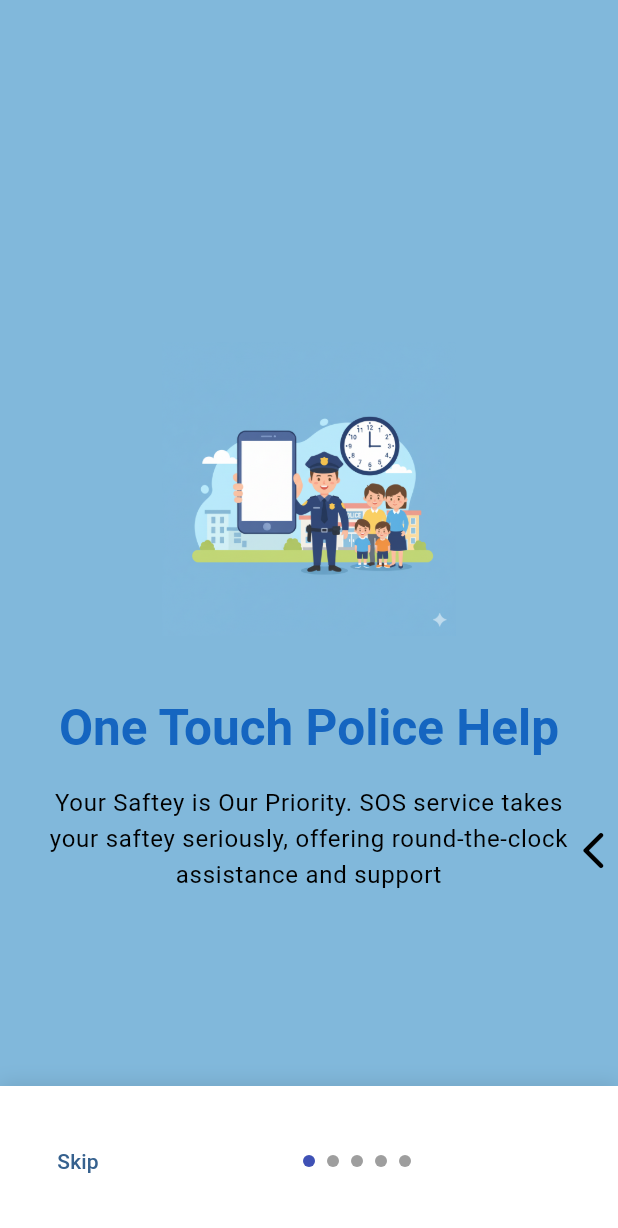
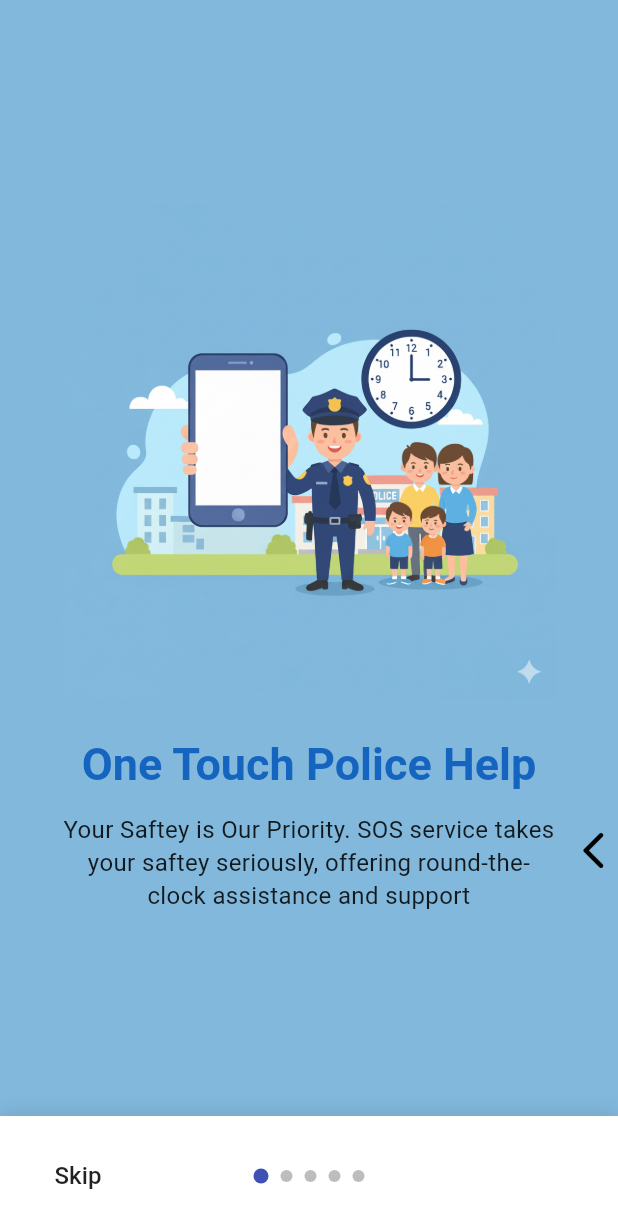
Before and after one commit to akhileshms120/pollapp, a Flutter app: the OnboardingView screen opened directly, on a phone screen of 412 x 824 dp. Shown: the top 1228 px of the screen. Run offline on Flutter 3.47's test engine with Material 3 defaults, Android fonts, the phone set to English and light mode, and no system bars; drawn by our look-alikes of liquid_swipe; our stand-ins replace equatable, flutter_bloc, flutter_screenutil, get, google_fonts, logger and 1 more.

Commit message:
responsoive onbaordscreen

```diff
--- a/lib/Presentation/Widgets/custom_onBoarding.dart
+++ b/lib/Presentation/Widgets/custom_onBoarding.dart
@@ -1,197 +1,107 @@
-
 import 'package:flutter/material.dart';
 import 'package:flutter_bloc/flutter_bloc.dart';
-import 'package:get/get_core/src/get_main.dart';
-import 'package:get/get_navigation/get_navigation.dart';
+import 'package:get/get.dart';
 import 'package:liquid_swipe/liquid_swipe.dart';
 import 'package:pollapp/Core/app_constants/app_constants.dart';
 import 'package:pollapp/Core/app_constants/image_constant.dart';
 import 'package:pollapp/Core/app_constants/routes_constant.dart';
 import 'package:pollapp/Presentation/Cubit/State/onboardinScreen_state.dart';
-import 'package:pollapp/Presentation/Views/home_screen.dart';
 
-class OnboardingView extends StatelessWidget {
+import 'package:pollapp/Presentation/Widgets/onBoarding_bottomsheet.dart';
+import 'package:pollapp/Presentation/Widgets/onBoarding_page.dart';
+
+
+class OnboardingView extends StatefulWidget {
   const OnboardingView({Key? key}) : super(key: key);
 
-Widget _buildPage(BuildContext context, {
-  required String title,
-  required String description,
-  required String image,
-  required int bgColor,
-}) {
-  final isLandscape = MediaQuery.of(context).orientation == Orientation.landscape;
+  @override
+  State<OnboardingView> createState() => _OnboardingViewState();
+}
 
-  return Container(
-    color: Color(bgColor),
-    child: Column(
-      mainAxisAlignment: MainAxisAlignment.center,
-      children: [
-        Padding(
-          padding: const EdgeInsets.symmetric(horizontal: 32),
-          child: AspectRatio(
-            aspectRatio: 16 / 9,
-            child: FittedBox(
-              fit: BoxFit.contain,
-              child: Image.asset(image),
-            ),
-          ),
-        ),
-        SizedBox(height: isLandscape ? 20 : 40),
-        Text(
-          title,
-          style: Theme.of(context).textTheme.headlineSmall?.copyWith(
-            fontWeight: FontWeight.bold,
-            color: Colors.blue.shade800,
-            fontSize: isLandscape ? 28 : 33,
-          ),
-        ),
-        SizedBox(height: isLandscape ? 8 : 16),
-        Padding(
-          padding: const EdgeInsets.symmetric(horizontal: 32),
-          child: Text(
-            description,
-            textAlign: TextAlign.center,
-            style: Theme.of(context).textTheme.bodyLarge?.copyWith(
-              color: Colors.black,
-              fontSize: isLandscape ? 14 : 16,
-            ),
-          ),
-        ),
-      ],
-    ),
-  );
-}
+class _OnboardingViewState extends State<OnboardingView> {
+  late final List<Widget> _pages;
+
   @override
-  Widget build(BuildContext context) {
-    final List<Widget> pages = [
-      _buildPage(context,
+  void initState() {
+    super.initState();
+    _pages = [
+      OnboardingPage(
         title: AppConstants.screen1MainTitle,
         description: AppConstants.screen1SubTitle,
         image: onBoardingImage1,
-        bgColor: 0xFF81B8DB// ligt blue color
+        bgColor: const Color(0xFF81B8DB),
       ),
-      _buildPage(context,
+      OnboardingPage(
         title: AppConstants.screen2MainTitle,
         description: AppConstants.screen2SubTitle,
         image: onBoardingImage2,
-        bgColor: 0xFFf7c25e
+        bgColor: const Color(0xFFF7C25E),
       ),
-      _buildPage(context,
+      OnboardingPage(
         title: AppConstants.screen3MainTitle,
         description: AppConstants.screen3SubTitle,
         image: onBoardingImage3,
-        bgColor: 0xFFb8eb9e,
+        bgColor: const Color(0xFFB8EB9E),
       ),
-      _buildPage(context,
+      OnboardingPage(
         title: AppConstants.screen4MainTitle,
         description: AppConstants.screen4SubTitle,
         image: onBoardingImage4,
-        bgColor: 0xFF47c3be
-      ),  _buildPage(context,
+        bgColor: const Color(0xFF47C3BE),
+      ),
+      OnboardingPage(
         title: AppConstants.screen3MainTitle,
         description: AppConstants.screen3SubTitle,
         image: onBoardingImage5,
-        bgColor: 0xFFec6d4b,
+        bgColor: const Color(0xFFEC6D4B),
       ),
-
     ];
 
+    // Initialize cubit after first frame
+    WidgetsBinding.instance.addPostFrameCallback((_) {
+      context.read<OnboardingCubit>().initialize(_pages.length);
+    });
+  }
+
+  @override
+  Widget build(BuildContext context) {
     return Scaffold(
-      body: BlocListener<OnboardingCubit, OnboardingState>(
-        listener: (context, state) {
-          if (state is OnboardingPageChanged &&
-              state.currentPageIndex == state.totalPages - 1) {
-          }
-        },
-        child: BlocBuilder<OnboardingCubit, OnboardingState>(
+      body: BlocBuilder<OnboardingCubit, OnboardingState>(
         builder: (context, state) {
-            final cubit = context.read<OnboardingCubit>();
           if (state is! OnboardingPageChanged) {
-              WidgetsBinding.instance.addPostFrameCallback((_) {
-                cubit.initialize(pages.length);
-              });
-              return Center(child: CircularProgressIndicator());
+            return const Center(child: CircularProgressIndicator());
           }
 
           return LiquidSwipe(
-              pages: pages,
-              fullTransitionValue: 180,
-              onPageChangeCallback: (index) {
-                cubit.updatePage(index, pages.length);
-              },
+            pages: _pages,
+            fullTransitionValue: 400,
+            enableLoop: false,
+            waveType: WaveType.liquidReveal,
             positionSlideIcon: 0.7,
             slideIconWidget: const Icon(
               Icons.arrow_back_ios_rounded,
               color: Colors.black,
               size: 30,
             ),
-              waveType: WaveType.liquidReveal,
-              enableLoop: false,
+            onPageChangeCallback: (index) {
+              context.read<OnboardingCubit>().updatePage(index, _pages.length);
+            },
           );
         },
-        ),
       ),
       bottomSheet: BlocBuilder<OnboardingCubit, OnboardingState>(
         builder: (context, state) {
           if (state is! OnboardingPageChanged) return const SizedBox.shrink();
 
-    return Container(
-      width: double.infinity,
-      padding: const EdgeInsets.all(20),
-      decoration: BoxDecoration(
-        color: Colors.white,
-        boxShadow: [
-          BoxShadow(
-            color: Colors.black.withOpacity(0.1),
-            blurRadius: 10,
-            offset: const Offset(0, -2),
-          ),
-        ],
-      ),
-      child: SizedBox(
-        height: 60,
-        child: Row(
-          mainAxisAlignment: MainAxisAlignment.spaceBetween,
-          crossAxisAlignment: CrossAxisAlignment.center,
-          children: [
-            if (state.currentPageIndex != pages.length - 1)
-              TextButton(
-                onPressed: () => context.read<OnboardingCubit>().skipToEnd(pages.length),
-                child: const Text('Skip'),
-              )
-            else
-              const SizedBox.shrink(),
-            Row(
-              mainAxisSize: MainAxisSize.min,
-              children: List.generate(
-                pages.length,
-                (index) => Container(
-                  margin: const EdgeInsets.symmetric(horizontal: 4),
-                  width: 8,
-                  height: 8,
-                  decoration: BoxDecoration(
-                    shape: BoxShape.circle,
-                    color: state.currentPageIndex == index
-                        ? Colors.indigo
-                        : Colors.grey,
-                  ),
-                ),
-              ),
-            ),
-            if (state.currentPageIndex == pages.length - 1)
-              ElevatedButton(
-                onPressed: () {
-                  Get.offNamed(RoutesName.loginScreen);
+          return OnboardingBottomSheet(
+            currentPageIndex: state.currentPageIndex,
+            totalPages: _pages.length,
+            onSkip: () =>
+                context.read<OnboardingCubit>().skipToEnd(_pages.length),
+            onGetStarted: () => Get.offNamed(RoutesName.loginScreen),
+          );
         },
-                child: const Text('Get Started'),
-              )
-            else
-              const SizedBox.shrink(),
-          ],
-        ),
       ),
     );
-  },
-),);
   }
 }
--- /dev/null
+++ b/lib/Presentation/Widgets/onBoarding_bottomsheet.dart
@@ -0,0 +1,98 @@
+import 'package:flutter/material.dart';
+
+class OnboardingBottomSheet extends StatelessWidget {
+  final int currentPageIndex;
+  final int totalPages;
+  final VoidCallback onSkip;
+  final VoidCallback onGetStarted;
+
+  const OnboardingBottomSheet({
+    super.key,
+    required this.currentPageIndex,
+    required this.totalPages,
+    required this.onSkip,
+    required this.onGetStarted,
+  });
+
+  @override
+  Widget build(BuildContext context) {
+    return Container(
+      height: 80,
+      width: double.infinity,
+      padding: const EdgeInsets.symmetric(horizontal: 20, vertical: 10),
+      decoration: BoxDecoration(
+        color: Colors.white,
+        boxShadow: [
+          BoxShadow(
+            blurRadius: 10,
+            color: Colors.black.withOpacity(0.1),
+            offset: const Offset(0, -2),
+          ),
+        ],
+      ),
+      child: Stack(
+        children: [
+          // Dots Indicator - Always centered using Align
+          Align(
+            alignment: Alignment.center,
+            child: Row(
+              mainAxisSize: MainAxisSize.min,
+              mainAxisAlignment: MainAxisAlignment.center,
+              children: List.generate(
+                totalPages,
+                (index) => AnimatedContainer(
+                  duration: const Duration(milliseconds: 300),
+                  margin: const EdgeInsets.symmetric(horizontal: 4),
+                  width: currentPageIndex == index ? 10 : 8,
+                  height: currentPageIndex == index ? 10 : 8,
+                  decoration: BoxDecoration(
+                    shape: BoxShape.circle,
+                    color: currentPageIndex == index
+                        ? Colors.indigo
+                        : Colors.grey.shade400,
+                  ),
+                ),
+              ),
+            ),
+          ),
+
+          // Skip Button - Always left aligned
+          Align(
+            alignment: Alignment.centerLeft,
+            child: currentPageIndex != totalPages - 1
+                ? TextButton(
+                    onPressed: onSkip,
+                    child: const Text(
+                      'Skip',
+                      style: TextStyle(color: Colors.black87, fontSize: 16),
+                    ),
+                  )
+                : const SizedBox.shrink(),
+          ),
+
+          // Get Started Button - Always right aligned
+          Align(
+            alignment: Alignment.centerRight,
+            child: currentPageIndex == totalPages - 1
+                ? ElevatedButton(
+                    onPressed: onGetStarted,
+                    style: ElevatedButton.styleFrom(
+                      backgroundColor: Colors.indigo,
+                      padding: const EdgeInsets.symmetric(
+                          horizontal: 20, vertical: 10),
+                      shape: RoundedRectangleBorder(
+                        borderRadius: BorderRadius.circular(12),
+                      ),
+                    ),
+                    child: const Text(
+                      'Get Started',
+                      style: TextStyle(fontSize: 16, color: Colors.white),
+                    ),
+                  )
+                : const SizedBox.shrink(),
+          ),
+        ],
+      ),
+    );
+  }
+}
--- /dev/null
+++ b/lib/Presentation/Widgets/onBoarding_page.dart
@@ -0,0 +1,80 @@
+import 'package:flutter/material.dart';
+
+class OnboardingPage extends StatelessWidget {
+  final String title;
+  final String description;
+  final String image;
+  final Color bgColor;
+
+  const OnboardingPage({
+    super.key,
+    required this.title,
+    required this.description,
+    required this.image,
+    required this.bgColor,
+  });
+
+  @override
+  Widget build(BuildContext context) {
+    final isLandscape =
+        MediaQuery.of(context).orientation == Orientation.landscape;
+    final size = MediaQuery.of(context).size;
+
+    return Container(
+      width: double.infinity,
+      color: bgColor,
+      // Add bottom padding to prevent overlap with bottomSheet
+      padding: EdgeInsets.only(
+        left: 24,
+        right: 24,
+        top: 20,
+        bottom: 100, // Space for bottom sheet (80 height + 20 extra)
+      ),
+      child: Column(
+        mainAxisAlignment: MainAxisAlignment.center,
+        children: [
+          Flexible(
+            flex: isLandscape ? 5 : 4,
+            child: Image.asset(
+              image,
+              fit: BoxFit.contain,
+              width: size.width * (isLandscape ? 0.5 : 0.8),
+            ),
+          ),
+          SizedBox(height: isLandscape ? 16 : 24),
+          Padding(
+            padding: const EdgeInsets.symmetric(horizontal: 8),
+            child: Text(
+              title,
+              textAlign: TextAlign.center,
+              maxLines: 2,
+              overflow: TextOverflow.ellipsis,
+              style: Theme.of(context).textTheme.headlineSmall?.copyWith(
+                    fontWeight: FontWeight.bold,
+                    color: Colors.blue.shade800,
+                    fontSize: isLandscape ? 24 : 30,
+                  ),
+            ),
+          ),
+          SizedBox(height: isLandscape ? 8 : 12),
+          Flexible(
+            child: SingleChildScrollView(
+              child: Padding(
+                padding: const EdgeInsets.symmetric(horizontal: 16),
+                child: Text(
+                  description,
+                  textAlign: TextAlign.center,
+                  style: Theme.of(context).textTheme.bodyMedium?.copyWith(
+                        color: Colors.black87,
+                        fontSize: isLandscape ? 13 : 16,
+                        height: 1.4,
+                      ),
+                ),
+              ),
+            ),
+          ),
+        ],
+      ),
+    );
+  }
+}
```
Lines whose indentation alone changed are shown as unchanged.
